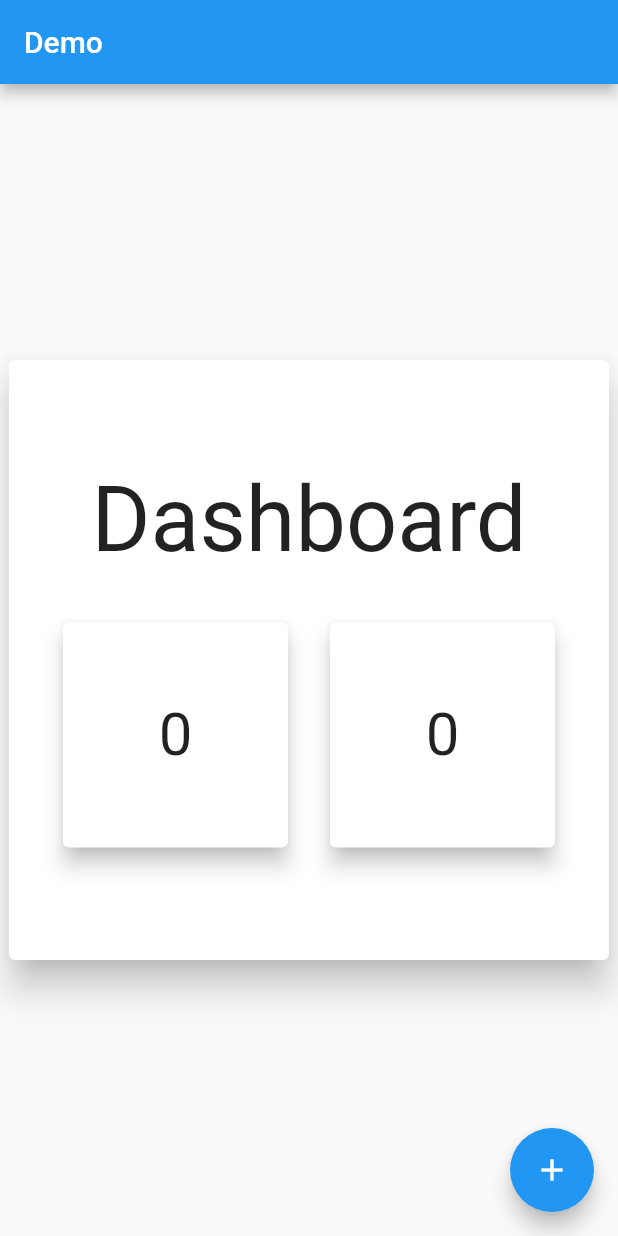
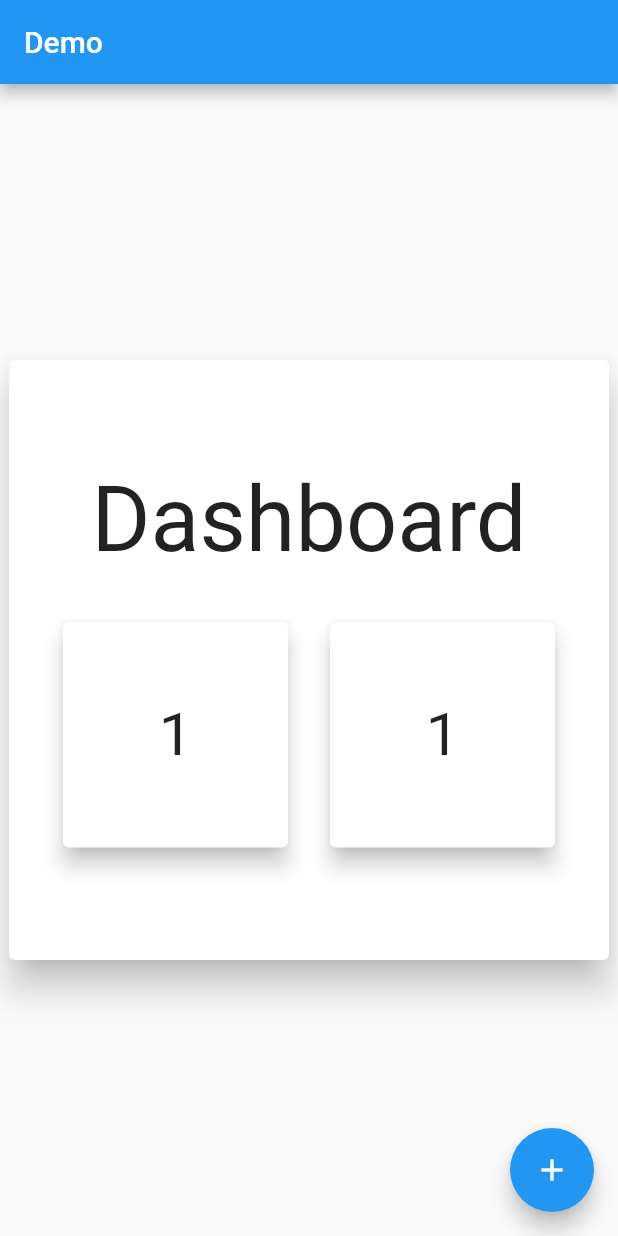
Before and after one commit to AsimAyman/State-mangement-, a Flutter app: the screen it shows after launch, after a tap on the "add" icon, on a phone screen of 412 x 824 dp. Run offline on Flutter 3.47's test engine with Material 2 defaults, Android fonts, the phone set to English and light mode, and no system bars.

```diff
--- a/lib/counter1.dart
+++ b/lib/counter1.dart
@@ -1,17 +1,18 @@
 import 'package:flutter/material.dart';
 
 class Counter1 extends StatelessWidget {
-  const Counter1({Key? key}) : super(key: key);
-
+  Counter1({required this.counter ,Key? key}) : super(key: key);
+  int counter;
   @override
   Widget build(BuildContext context) {
-    return const Card(
+    print('counter 1 rebuild');
+    return  Card(
       elevation: 6,
       child: SizedBox(
         width: 150,
         height: 150,
         child: Center(
-          child: Text("0", style: TextStyle(fontSize: 40)),
+          child: Text("$counter", style: TextStyle(fontSize: 40)),
         ),
       ),
     );
--- a/lib/counter2.dart
+++ b/lib/counter2.dart
@@ -1,17 +1,18 @@
 import 'package:flutter/material.dart';
 
 class Counter2 extends StatelessWidget {
-  const Counter2({Key? key}) : super(key: key);
-
+ Counter2({required this.counter,Key? key}) : super(key: key);
+int counter;
   @override
   Widget build(BuildContext context) {
-    return const Card(
+    print('countergot 2 rebuild');
+    return  Card(
       elevation: 6,
       child: SizedBox(
         width: 150,
         height: 150,
         child: Center(
-          child: Text("0", style: TextStyle(fontSize: 40)),
+          child: Text("$counter", style: TextStyle(fontSize: 40)),
         ),
       ),
     );
--- a/lib/dashboard.dart
+++ b/lib/dashboard.dart
@@ -3,10 +3,11 @@ import 'counter1.dart';
 import 'counter2.dart';
 
 class Dashboard extends StatelessWidget {
-  const Dashboard({Key? key}) : super(key: key);
-
+   Dashboard({required this.counter,Key? key}) : super(key: key);
+   int counter;
   @override
   Widget build(BuildContext context) {
+    print('dash rebuild');
     return Card(
       elevation: 10,
       child: SizedBox(
@@ -20,9 +21,9 @@ class Dashboard extends StatelessWidget {
             Row(
               mainAxisAlignment: MainAxisAlignment.center,
               children: [
-                Counter1(),
+                Counter1(counter: counter),
                 const SizedBox(width: 20),
-                Counter2(),
+                Counter2(counter: counter),
               ],
             ),
           ],
--- a/lib/main.dart
+++ b/lib/main.dart
@@ -8,26 +8,39 @@ class MyApp extends StatelessWidget {
 
   @override
   Widget build(BuildContext context) {
-    return const MaterialApp(
+    return  MaterialApp(
       debugShowCheckedModeBanner: false,
       home: CounterPro(),
     );
   }
 }
 
-class CounterPro extends StatelessWidget {
-  const CounterPro({Key? key}) : super(key: key);
+class CounterPro extends StatefulWidget {
+   CounterPro({Key? key}) : super(key: key);
+
+  @override
+  State<CounterPro> createState() => _CounterProState();
+}
+
+class _CounterProState extends State<CounterPro> {
+  int counter = 0;
 
   @override
   Widget build(BuildContext context) {
+    print('main rebuild');
     return Scaffold(
       appBar: AppBar(title: const Text('Demo')),
-      body: const Center(
-        child: Dashboard(),
+      body: Center(
+        child: Dashboard(counter: counter,
+        ),
       ),
       floatingActionButton: FloatingActionButton(
         child: const Icon(Icons.add),
-        onPressed: () {},
+        onPressed: () {
+          setState(() {
+            counter ++;
+          });
+        },
       ),
     );
   }
```
